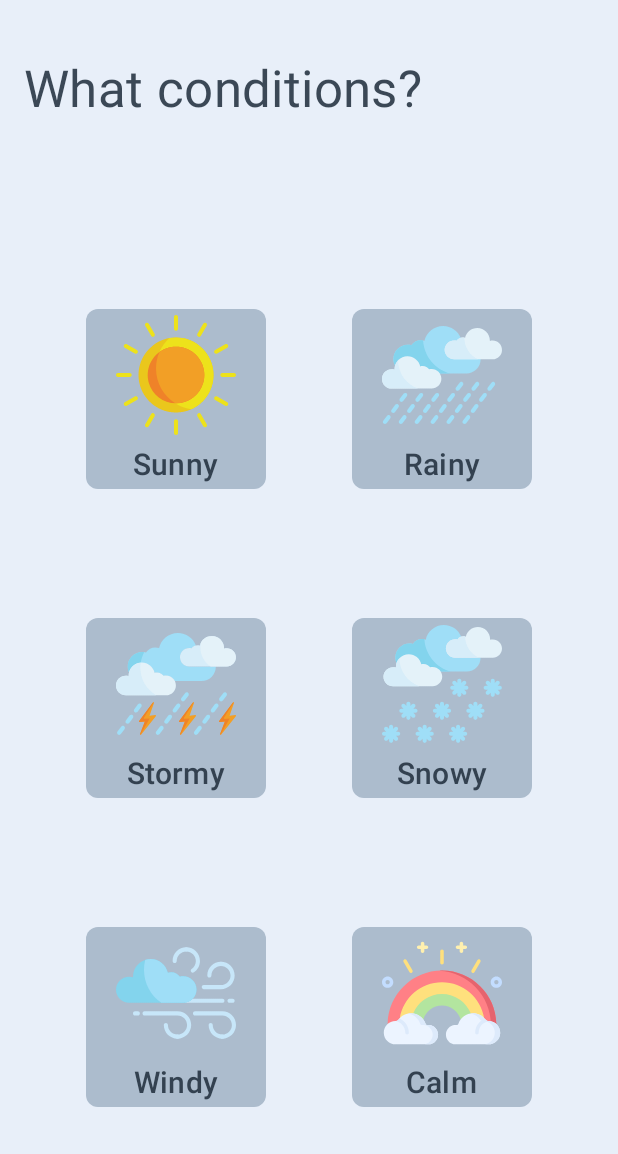
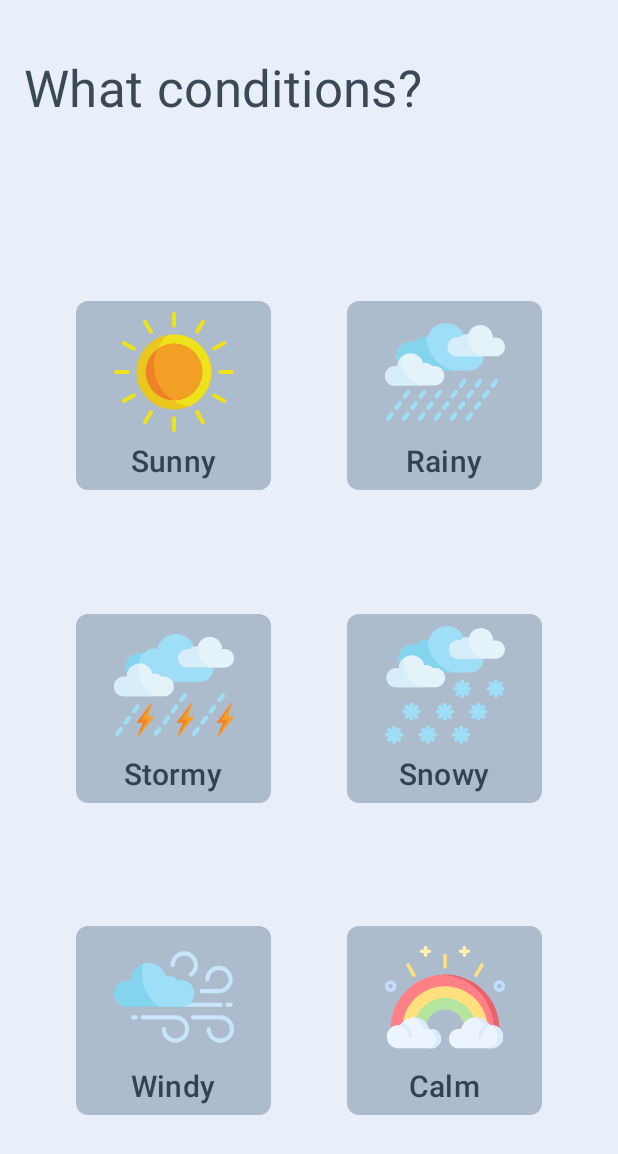
Before and after one commit to WesleyElliott/Weather-Challenge, an Android app built with Jetpack Compose: the composable ChooseScreen shown on its own in the app's theme, on a phone screen of 412 x 824 dp. Shown: the top 1154 px of the screen. Run offline under Robolectric (Android 15) with nearby library versions, the phone set to English and light mode, and no system bars.

Commit message:
Fix padding issues on icon buttons

```diff
--- a/app/src/main/java/com/wesleyelliott/weather/ui/common/Buttons.kt
+++ b/app/src/main/java/com/wesleyelliott/weather/ui/common/Buttons.kt
@@ -35,11 +35,11 @@ fun ImageButton(
 ) {
     Column(
         modifier = modifier
-            .size(120.dp)
+            .size(130.dp)
+            .padding(vertical = 2.dp)
             .clip(MaterialTheme.shapes.medium)
             .background(MaterialTheme.colors.secondary)
-            .clickable(onClick = onClick)
-            .padding(vertical = 4.dp),
+            .clickable(onClick = onClick),
         verticalArrangement = Arrangement.spacedBy(8.dp, Alignment.CenterVertically),
         horizontalAlignment = Alignment.CenterHorizontally
     ) {
```
